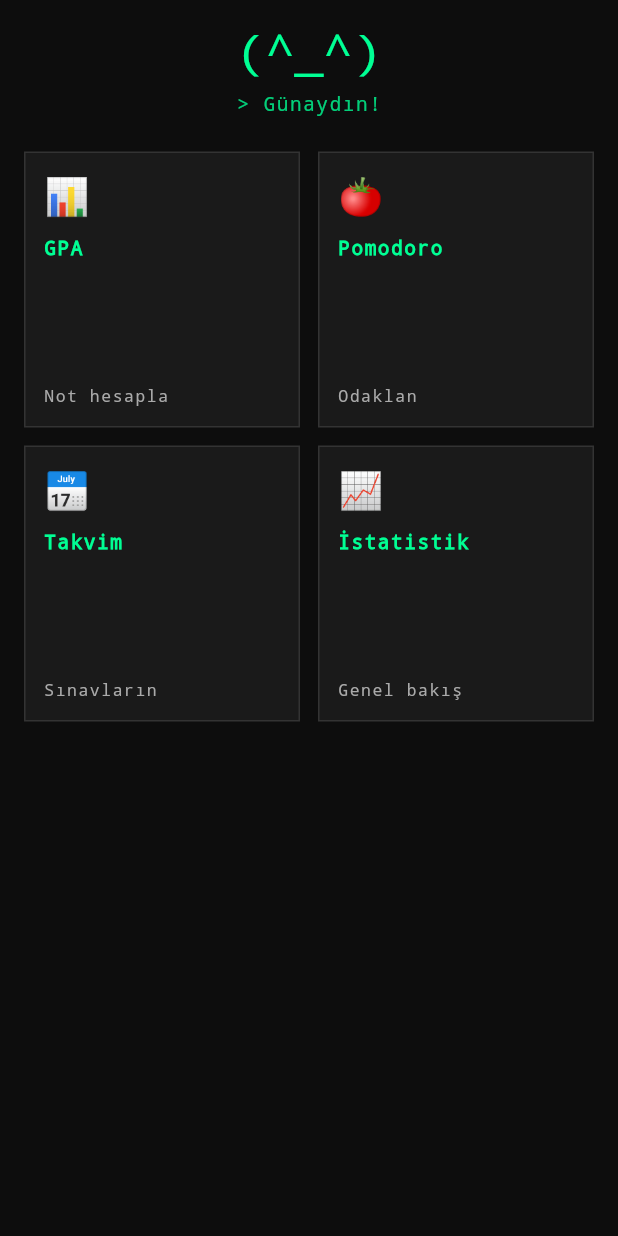
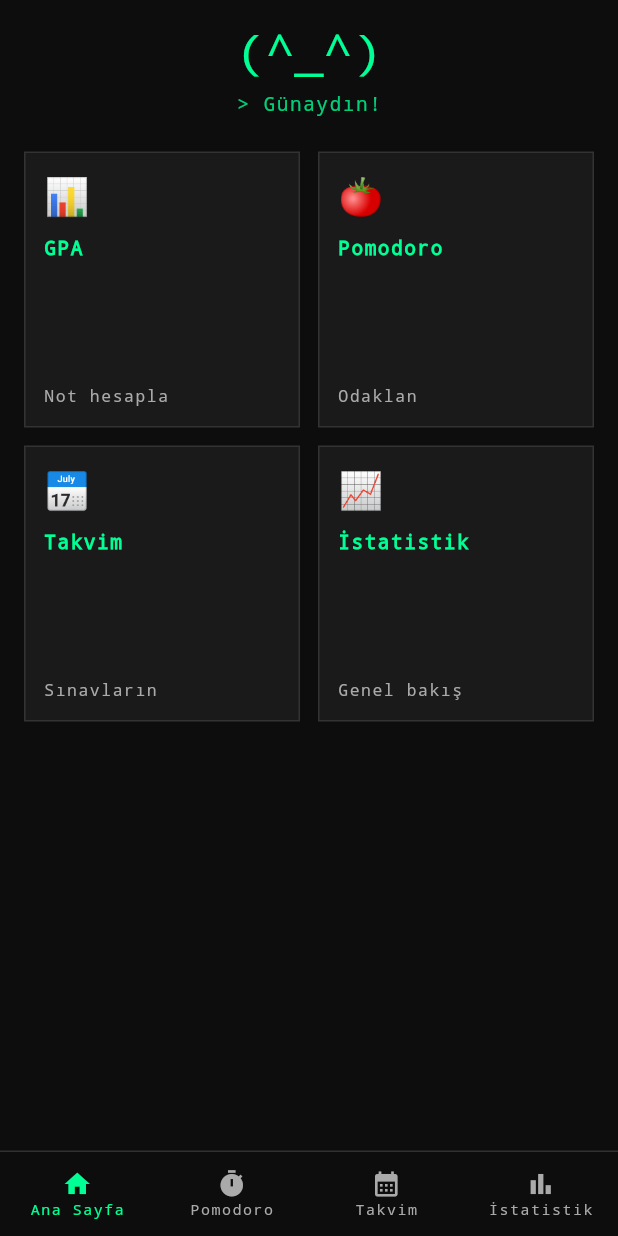
Before and after one commit to haktangur/UniApp, a Flutter app: the screen it shows after launch, on a phone screen of 412 x 824 dp. Run offline on Flutter 3.47's test engine with Material 3 defaults, Android fonts, the phone set to English and light mode, and no system bars; our stand-ins replace flutter_riverpod.

Commit message:
feat:bottom navigation bar added

```diff
--- a/lib/screens/dashboard_screen.dart
+++ b/lib/screens/dashboard_screen.dart
@@ -1,26 +1,104 @@
 import 'package:flutter/material.dart';
+import 'package:flutter_riverpod/flutter_riverpod.dart';
+import '../theme/pixel_theme.dart';
 import '../widgets/pixel_card.dart';
 import '../widgets/mascot_widget.dart';
+import 'gpa_screen.dart';
 import 'pomodoro_screen.dart';
-import 'gpa_screen.dart';
 import 'calendar_screen.dart';
 import 'stats_screen.dart';
-import 'package:flutter_riverpod/flutter_riverpod.dart';
 
-class DashboardScreen extends ConsumerWidget {
-  const DashboardScreen({super.key});
+class MainShell extends ConsumerStatefulWidget {
+  const MainShell({super.key});
+
+  @override
+  ConsumerState<MainShell> createState() => _MainShellState();
+}
+
+class _MainShellState extends ConsumerState<MainShell> {
+  int _currentIndex = 0;
+
+  final List<Widget> _screens = const [
+    _HomeTab(),
+    PomodoroScreen(),
+    CalendarScreen(),
+    StatsScreen(),
+  ];
+
+  @override
+  Widget build(BuildContext context) {
+    return Scaffold(
+      body: IndexedStack(index: _currentIndex, children: _screens),
+      bottomNavigationBar: Container(
+        decoration: const BoxDecoration(
+          border: Border(top: BorderSide(color: PixelTheme.border)),
+        ),
+        child: BottomNavigationBar(
+          currentIndex: _currentIndex,
+          onTap: (i) => setState(() => _currentIndex = i),
+          backgroundColor: PixelTheme.background,
+          selectedItemColor: PixelTheme.primary,
+          unselectedItemColor: PixelTheme.textSecondary,
+          selectedFontSize: 10,
+          unselectedFontSize: 10,
+          type: BottomNavigationBarType.fixed,
+          items: const [
+            BottomNavigationBarItem(
+              icon: Icon(Icons.home, size: 20),
+              label: 'Ana Sayfa',
+            ),
+            BottomNavigationBarItem(
+              icon: Icon(Icons.timer, size: 20),
+              label: 'Pomodoro',
+            ),
+            BottomNavigationBarItem(
+              icon: Icon(Icons.calendar_month, size: 20),
+              label: 'Takvim',
+            ),
+            BottomNavigationBarItem(
+              icon: Icon(Icons.bar_chart, size: 20),
+              label: 'İstatistik',
+            ),
+          ],
+        ),
+      ),
+    );
+  }
+}
+
+class _HomeTab extends ConsumerWidget {
+  const _HomeTab();
 
   @override
   Widget build(BuildContext context, WidgetRef ref) {
     final cards = [
-      {'title': 'GPA', 'icon': '📊', 'preview': 'Not hesapla'},
-      {'title': 'Pomodoro', 'icon': '🍅', 'preview': 'Odaklan'},
-      {'title': 'Takvim', 'icon': '📅', 'preview': 'Sınavların'},
-      {'title': 'İstatistik', 'icon': '📈', 'preview': 'Genel bakış'},
+      {
+        'title': 'GPA',
+        'icon': '📊',
+        'preview': 'Not hesapla',
+        'screen': const GpaScreen(),
+      },
+      {
+        'title': 'Pomodoro',
+        'icon': '🍅',
+        'preview': 'Odaklan',
+        'screen': const PomodoroScreen(),
+      },
+      {
+        'title': 'Takvim',
+        'icon': '📅',
+        'preview': 'Sınavların',
+        'screen': const CalendarScreen(),
+      },
+      {
+        'title': 'İstatistik',
+        'icon': '📈',
+        'preview': 'Genel bakış',
+        'screen': const StatsScreen(),
+      },
     ];
 
-    return Scaffold(
-      body: SafeArea(
+    return SafeArea(
       child: Padding(
         padding: const EdgeInsets.all(16),
         child: Column(
@@ -34,38 +112,15 @@ class DashboardScreen extends ConsumerWidget {
                 mainAxisSpacing: 12,
                 children: cards.map((card) {
                   return PixelCard(
-                      title: card['title']!,
-                      icon: card['icon']!,
-                      preview: card['preview']!,
-                      onTap: card['title'] == 'Pomodoro'
-                          ? () => Navigator.push(
+                    title: card['title'] as String,
+                    icon: card['icon'] as String,
+                    preview: card['preview'] as String,
+                    onTap: () => Navigator.push(
                       context,
                       MaterialPageRoute(
-                                builder: (_) => const PomodoroScreen(),
+                        builder: (_) => card['screen'] as Widget,
                       ),
-                            )
-                          : card['title'] == 'GPA'
-                          ? () => Navigator.push(
-                              context,
-                              MaterialPageRoute(
-                                builder: (_) => const GpaScreen(),
                     ),
-                            )
-                          : card['title'] == 'Takvim'
-                          ? () => Navigator.push(
-                              context,
-                              MaterialPageRoute(
-                                builder: (_) => const CalendarScreen(),
-                              ),
-                            )
-                          : card['title'] == 'İstatistik'
-                          ? () => Navigator.push(
-                              context,
-                              MaterialPageRoute(
-                                builder: (_) => const StatsScreen(),
-                              ),
-                            )
-                          : () {},
                   );
                 }).toList(),
               ),
@@ -73,7 +128,15 @@ class DashboardScreen extends ConsumerWidget {
           ],
         ),
       ),
-      ),
     );
   }
 }
+
+class DashboardScreen extends StatelessWidget {
+  const DashboardScreen({super.key});
+
+  @override
+  Widget build(BuildContext context) {
+    return const MainShell();
+  }
+}
```
Lines whose indentation alone changed are shown as unchanged.
